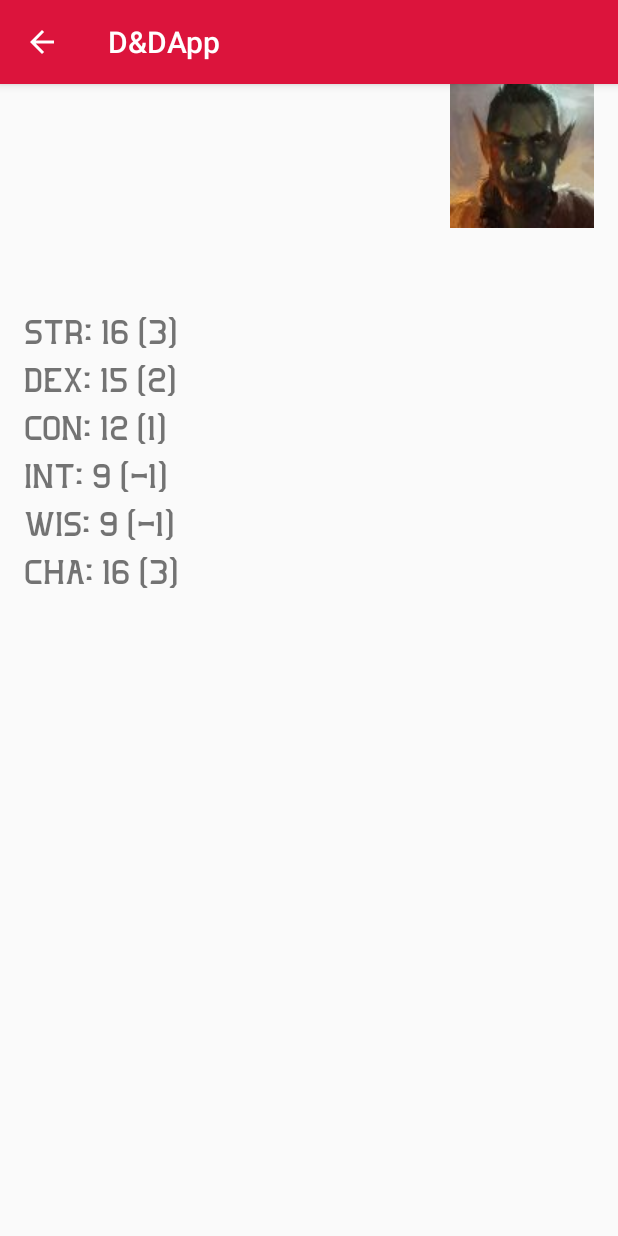
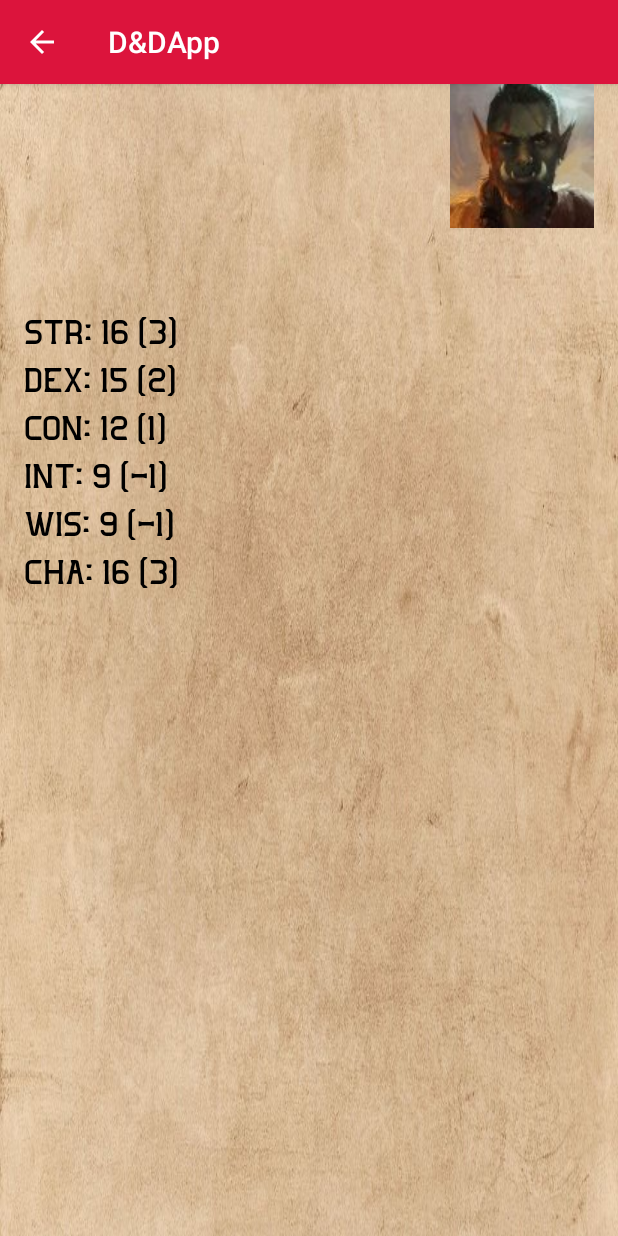
Before and after one commit to klemons/D_DApp, an Android app: the CharacterDetailActivity screen opened directly, with no data from a screen before it, on a phone screen of 412 x 824 dp. Run offline under Robolectric (Android 15) with nearby library versions, the phone set to English and light mode, and no system bars; 3 statements that could not run were skipped.

Commit message:
added parchment background to the character sheet

```diff
--- /dev/null
+++ b/app/src/main/res/drawable/character_background.xml
@@ -0,0 +1,5 @@
+<?xml version="1.0" encoding="utf-8"?>
+<bitmap
+    xmlns:android="http://schemas.android.com/apk/res/android"
+    android:src="@drawable/parchment"
+    />
--- a/app/src/main/res/layout/character_detail_activity.xml
+++ b/app/src/main/res/layout/character_detail_activity.xml
@@ -5,6 +5,7 @@
     android:id="@+id/charDetailLayout"
     android:layout_width="match_parent"
     android:layout_height="match_parent"
+    android:background="@drawable/character_background"
     tools:context=".CharacterDetailActivity">
 
     <TextView
@@ -16,6 +17,7 @@
         android:text=""
         android:textSize="32dp"
         android:fontFamily="@font/greatadventurebold"
+        android:textColor="@color/black"
         app:layout_constraintStart_toStartOf="parent"
         app:layout_constraintTop_toTopOf="parent" />
 
@@ -28,6 +30,7 @@
         android:text=""
         android:textSize="28sp"
         android:fontFamily="@font/greatadventurebold"
+        android:textColor="@color/black"
         app:layout_constraintStart_toStartOf="parent"
         app:layout_constraintTop_toBottomOf="@+id/name" />
 
@@ -40,6 +43,7 @@
         android:text=""
         android:textSize="28sp"
         android:fontFamily="@font/greatadventurebold"
+        android:textColor="@color/black"
         app:layout_constraintStart_toStartOf="parent"
         app:layout_constraintTop_toBottomOf="@+id/charName" />
 
@@ -67,6 +71,7 @@
             android:layout_width="match_parent"
             android:layout_height="wrap_content"
             android:fontFamily="@font/greatadventurelight"
+            android:textColor="@color/black"
             android:text=""
             android:textSize="24sp" />
 
@@ -75,6 +80,7 @@
             android:layout_width="match_parent"
             android:layout_height="wrap_content"
             android:fontFamily="@font/greatadventurelight"
+            android:textColor="@color/black"
             android:text=""
             android:layout_marginTop="8dp"
             android:textSize="24sp" />
@@ -84,6 +90,7 @@
             android:layout_width="match_parent"
             android:layout_height="wrap_content"
             android:fontFamily="@font/greatadventurelight"
+            android:textColor="@color/black"
             android:text=""
             android:layout_marginTop="8dp"
             android:textSize="24sp" />
@@ -93,6 +100,7 @@
             android:layout_width="match_parent"
             android:layout_height="wrap_content"
             android:fontFamily="@font/greatadventurelight"
+            android:textColor="@color/black"
             android:text=""
             android:layout_marginTop="8dp"
             android:textSize="24sp" />
@@ -102,6 +110,7 @@
             android:layout_width="match_parent"
             android:layout_height="wrap_content"
             android:fontFamily="@font/greatadventurelight"
+            android:textColor="@color/black"
             android:text=""
             android:layout_marginTop="8dp"
             android:textSize="24sp" />
@@ -111,6 +120,7 @@
             android:layout_width="match_parent"
             android:layout_height="wrap_content"
             android:fontFamily="@font/greatadventurelight"
+            android:textColor="@color/black"
             android:text=""
             android:layout_marginTop="8dp"
             android:textSize="24sp" />
```
Also changed, not shown: app/src/main/res/values/colors.xml (+16 -0 lines), app/src/main/res/drawable/parchment.png (added).
